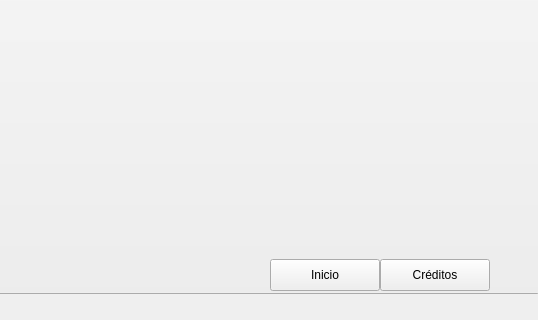
Old version of the form gui2.ui in the repository serranoycandela/correlacion_sostenibilidad; both pictures show x 830 to 1368 and y 471 to 791 of the 1368 by 791 pixel window.
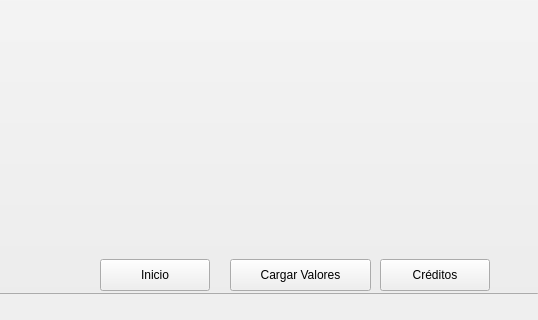
New version of the form.

Commit message: load from excel

```diff
--- a/gui2.ui
+++ b/gui2.ui
@@ -1381,7 +1381,7 @@
    <widget class="QPushButton" name="inicioButton">
     <property name="geometry">
      <rect>
-      <x>1100</x>
+      <x>930</x>
       <y>730</y>
       <width>110</width>
       <height>32</height>
@@ -1404,6 +1404,19 @@
      <string>Créditos</string>
     </property>
    </widget>
+   <widget class="QPushButton" name="loadExcel">
+    <property name="geometry">
+     <rect>
+      <x>1060</x>
+      <y>730</y>
+      <width>141</width>
+      <height>32</height>
+     </rect>
+    </property>
+    <property name="text">
+     <string>Cargar Valores</string>
+    </property>
+   </widget>
   </widget>
   <widget class="QMenuBar" name="menubar">
    <property name="geometry">
```
The commit also changes 5 other files.
